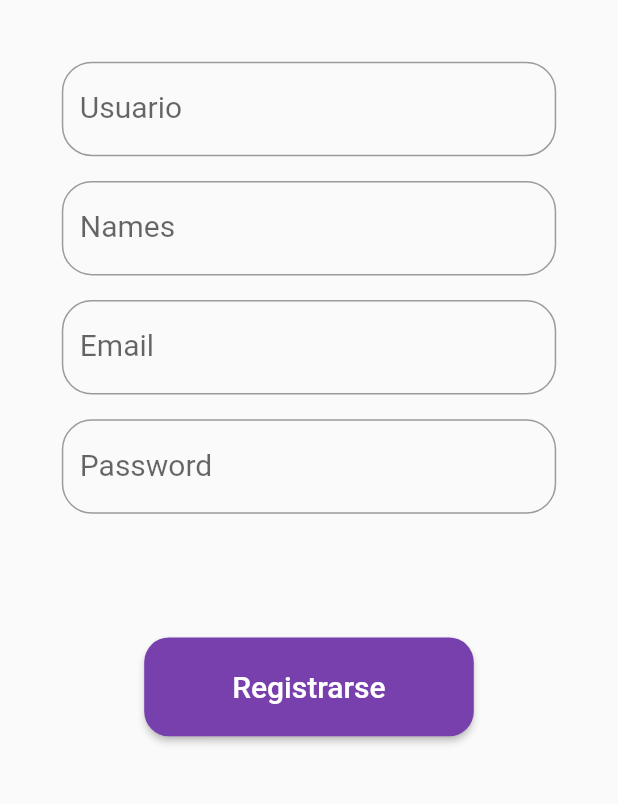
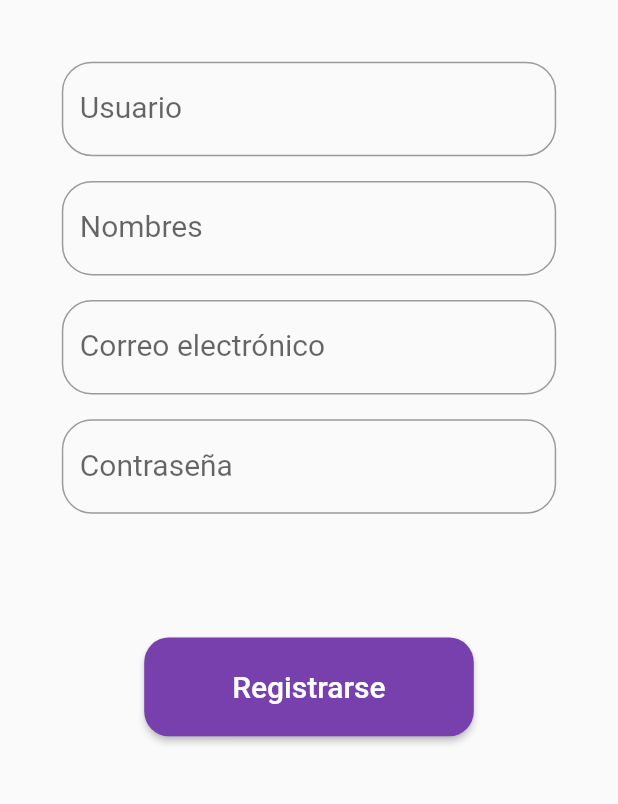
Before and after one commit to Hedurtado/Signify, a Flutter app: the RegisterPage screen opened by its route, on a phone screen of 412 x 824 dp, the part 249-1053 px from its top. Run offline on Flutter 3.47's test engine with Material 2 defaults, Android fonts, the phone set to English and light mode, and no system bars; our stand-ins replace cloud_firestore, dots_indicator, firebase_auth, firebase_core, google_fonts, smooth_page_indicator and 1 more; accounts and stored records are empty; generated files the repository leaves out were written again; network calls fail; Roboto replaces fonts that are missing (Jua).

Commit message:
Se agrega Firebase Auth a Login y Register screens

```diff
--- a/lib/router/app_routes.dart
+++ b/lib/router/app_routes.dart
@@ -7,7 +7,7 @@ class AppRoutes {
   static Map<String, Widget Function(BuildContext)> routes = {
     'firstpage': (BuildContext context) => const HomePage(),
     'login': (BuildContext context) => const LoginPage(),
-    'register': (BuildContext context) => const RegisterPage(),
+    'register': (BuildContext context) => RegisterPage(),
     'introduction': (BuildContext context) => const IntroductionScreen(),
     'custom1': (BuildContext context) => const CustomScreen1(),
     'custom2': (BuildContext context) => const CustomScreen2(),
--- a/lib/screens/register_screen.dart
+++ b/lib/screens/register_screen.dart
@@ -1,8 +1,35 @@
 import 'package:flutter/material.dart';
 import 'package:google_fonts/google_fonts.dart';
+import 'package:cloud_firestore/cloud_firestore.dart';
+import 'package:firebase_auth/firebase_auth.dart';
 
-class RegisterPage extends StatelessWidget {
-  const RegisterPage({super.key});
+class RegisterPage extends StatefulWidget {
+  const RegisterPage({Key? key}) : super(key: key);
+
+  @override
+  _RegisterPageState createState() => _RegisterPageState();
+}
+
+class _RegisterPageState extends State<RegisterPage> {
+  final FirebaseAuth _auth = FirebaseAuth.instance;
+  final TextEditingController usernameController = TextEditingController();
+  final TextEditingController realnameController = TextEditingController();
+  final TextEditingController emailController = TextEditingController();
+  final TextEditingController passwordController = TextEditingController();
+
+  @override
+  void dispose() {
+    usernameController.dispose();
+    realnameController.dispose();
+    emailController.dispose();
+    passwordController.dispose();
+    super.dispose();
+  }
+
+  final FirebaseFirestore firestore = FirebaseFirestore.instance;
+  final CollectionReference usersCollection =
+      FirebaseFirestore.instance.collection('users');
+
   @override
   Widget build(BuildContext context) {
     return Scaffold(
@@ -12,17 +39,22 @@ class RegisterPage extends StatelessWidget {
             mainAxisAlignment: MainAxisAlignment.center,
             children: [
               buildSmallLogo(context),
-              buildUserName(context),
-              buildRealName(context),
-              buildEmail(context),
-              buildPassword(context),
-              buildRegister(context),
+              buildUserName(context, usernameController),
+              buildRealName(context, realnameController),
+              buildEmail(context, emailController),
+              buildPassword(context, passwordController),
+              buildRegister(
+                context,
+                usernameController,
+                realnameController,
+                emailController,
+                passwordController,
+              ),
             ],
           ),
         ),
       ),
     );
-  }
   }
 
   Widget buildSmallLogo(BuildContext context) {
@@ -38,8 +70,8 @@ Widget buildSmallLogo(BuildContext context) {
     );
   }
 
-Widget buildUserName(BuildContext context) {
-  final TextEditingController usernameController = TextEditingController();
+  Widget buildUserName(
+      BuildContext context, TextEditingController usernameController) {
     double screenWidth = MediaQuery.of(context).size.width;
     double scaleFactor = screenWidth / 375.0;
     return Container(
@@ -54,18 +86,20 @@ Widget buildUserName(BuildContext context) {
           border: OutlineInputBorder(
             borderRadius: BorderRadius.all(
               Radius.circular(20),
-          )),
+            ),
+          ),
         ),
         keyboardType: TextInputType.text,
         style: GoogleFonts.jua(
           fontSize: 20,
-          color: const Color(0x00000000),
-        )),
+          color: Color.fromARGB(255, 0, 0, 0),
+        ),
+      ),
     );
   }
 
-Widget buildRealName(BuildContext context) {
-  final TextEditingController realnameController = TextEditingController();
+  Widget buildRealName(
+      BuildContext context, TextEditingController realnameController) {
     double screenWidth = MediaQuery.of(context).size.width;
     double scaleFactor = screenWidth / 375.0;
     return Container(
@@ -76,22 +110,24 @@ Widget buildRealName(BuildContext context) {
       child: TextFormField(
         controller: realnameController,
         decoration: const InputDecoration(
-          labelText: 'Names',
+          labelText: 'Nombres',
           border: OutlineInputBorder(
             borderRadius: BorderRadius.all(
               Radius.circular(20),
-          )),
+            ),
+          ),
         ),
         keyboardType: TextInputType.text,
         style: GoogleFonts.jua(
           fontSize: 20,
-          color: const Color(0x00000000),
-        )),
+          color: Color.fromARGB(255, 0, 0, 0),
+        ),
+      ),
     );
   }
 
-Widget buildEmail(BuildContext context) {
-  final TextEditingController emailController = TextEditingController();
+  Widget buildEmail(
+      BuildContext context, TextEditingController emailController) {
     double screenWidth = MediaQuery.of(context).size.width;
     double scaleFactor = screenWidth / 375.0;
     return Container(
@@ -102,22 +138,24 @@ Widget buildEmail(BuildContext context) {
       child: TextFormField(
         controller: emailController,
         decoration: const InputDecoration(
-          labelText: 'Email',
+          labelText: 'Correo electrónico',
           border: OutlineInputBorder(
             borderRadius: BorderRadius.all(
               Radius.circular(20),
-          )),
+            ),
+          ),
         ),
         keyboardType: TextInputType.emailAddress,
         style: GoogleFonts.jua(
           fontSize: 20,
-          color: const Color(0x00000000),
-        )),
+          color: Color.fromARGB(255, 0, 0, 0),
+        ),
+      ),
     );
   }
 
-Widget buildPassword(BuildContext context) {
-  final TextEditingController passwordController = TextEditingController();
+  Widget buildPassword(
+      BuildContext context, TextEditingController passwordController) {
     double screenWidth = MediaQuery.of(context).size.width;
     double scaleFactor = screenWidth / 375.0;
     return Container(
@@ -128,47 +166,75 @@ Widget buildPassword(BuildContext context) {
       child: TextFormField(
         controller: passwordController,
         decoration: const InputDecoration(
-          labelText: 'Password',
+          labelText: 'Contraseña',
           border: OutlineInputBorder(
             borderRadius: BorderRadius.all(
               Radius.circular(20),
-          )),
             ),
-        keyboardType: TextInputType.visiblePassword,
+          ),
+        ),
         obscureText: true,
         style: GoogleFonts.jua(
           fontSize: 20,
-          color: const Color(0x00000000),
-        )),
+          color: Color.fromARGB(255, 0, 0, 0),
+        ),
+      ),
     );
   }
 
-Widget buildRegister(BuildContext context) {
+  Widget buildRegister(
+    BuildContext context,
+    TextEditingController usernameController,
+    TextEditingController realnameController,
+    TextEditingController emailController,
+    TextEditingController passwordController,
+  ) {
     double screenWidth = MediaQuery.of(context).size.width;
     double scaleFactor = screenWidth / 375.0;
+
     return Container(
       margin: EdgeInsets.only(
         top: MediaQuery.of(context).size.height * 0.1,
       ),
       child: ElevatedButton(
-      onPressed: () {
+        onPressed: () async {
+          try {
+            String email = emailController.text;
+            String password = passwordController.text;
+            String username = usernameController.text;
+            String realname = realnameController.text;
+            UserCredential userCredential =
+                await _auth.createUserWithEmailAndPassword(
+              email: email,
+              password: password,
+            );
+            usersCollection.doc(userCredential.user!.uid).set({
+              'username': username,
+              'realname': realname,
+              'email': email,
+              'password': password,
+            });
+// Navegar a la siguiente pantalla
             Navigator.pushNamed(context, 'introduction');
+          } catch (e) {
+            print('Error al registrar usuario: $e');
+          }
         },
         style: ElevatedButton.styleFrom(
           backgroundColor: const Color(0xFF7740AD),
-        minimumSize:
-            Size(200 * scaleFactor, 60 * scaleFactor), // Tamaño escalado
-
+          minimumSize: Size(200 * scaleFactor, 60 * scaleFactor),
           shape: RoundedRectangleBorder(
-          borderRadius:
-              BorderRadius.circular(15 * scaleFactor), // Radio escalado
+            borderRadius: BorderRadius.circular(15 * scaleFactor),
           ),
         ),
-      child: Text('Registrarse',
+        child: Text(
+          'Registrarse',
           style: GoogleFonts.jua(
             fontSize: 20,
             color: const Color(0xFFFFFFFF),
-          )),
+          ),
+        ),
       ),
     );
   }
+}
```
Also changed, not shown: lib/screens/login_screen.dart (+58 -16 lines). Lines whose indentation alone changed are shown as unchanged.
